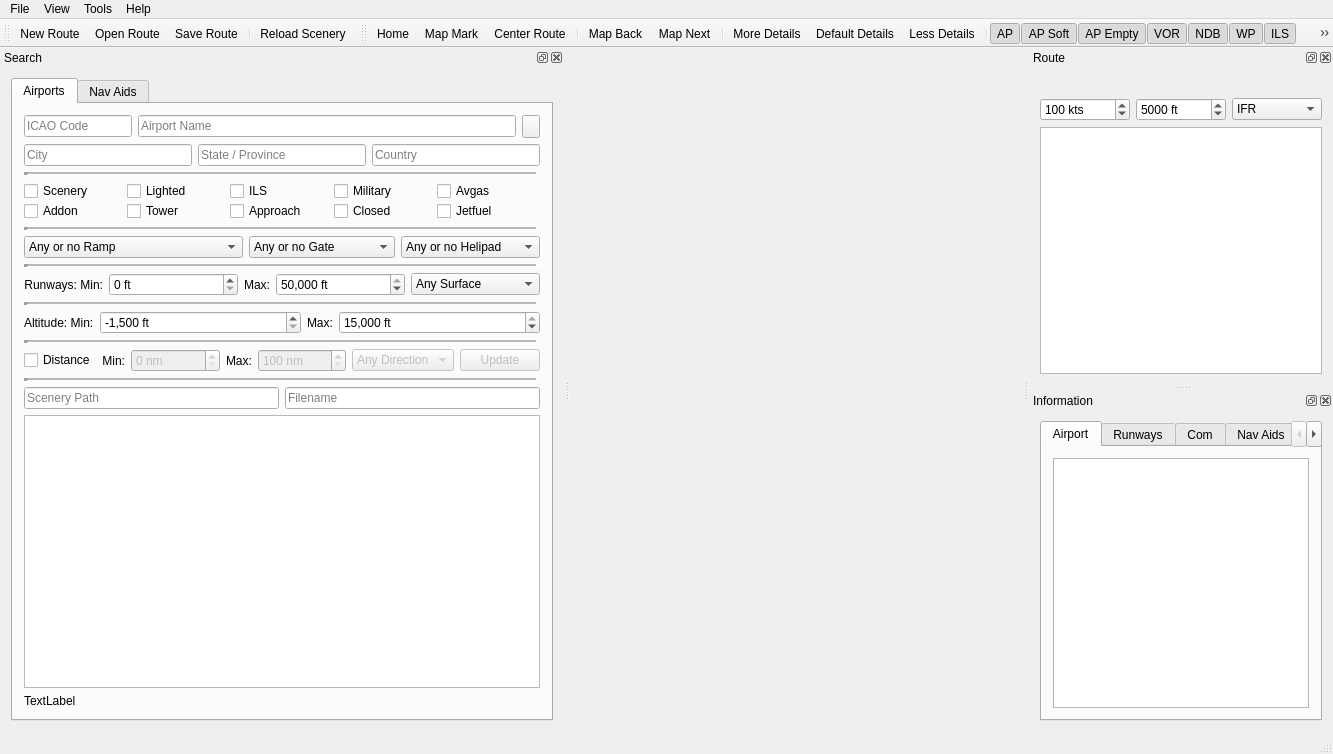
Old version of the form src/gui/mainwindow.ui in the repository albar965/littlenavmap.
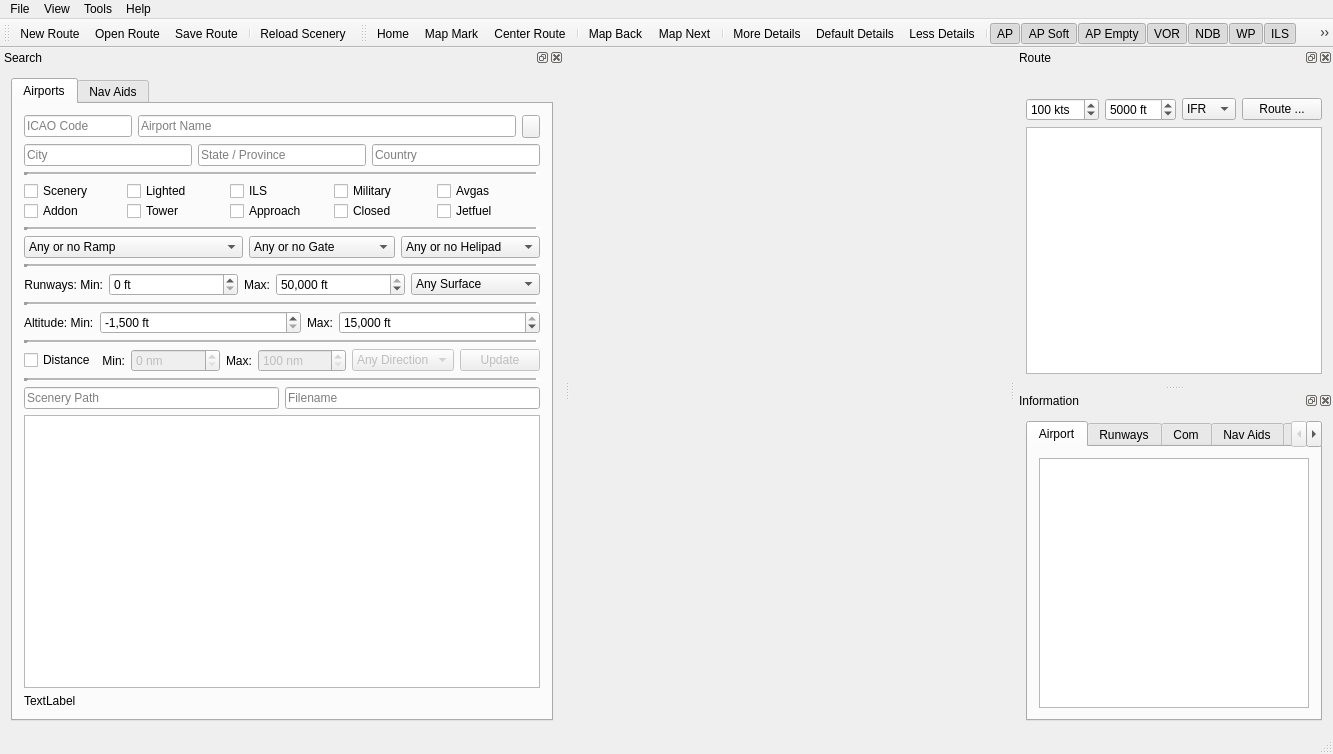
New version of the form. Icons and pictures are not drawn.

Commit message: Added actions for route modification and adapted context menus. Fixed error in distance search. Added maptypesfactory and removed duplicate code.

```diff
--- a/src/gui/mainwindow.ui
+++ b/src/gui/mainwindow.ui
@@ -1550,6 +1550,19 @@
          </item>
         </widget>
        </item>
+       <item>
+        <widget class="QPushButton" name="pushButton">
+         <property name="sizePolicy">
+          <sizepolicy hsizetype="Fixed" vsizetype="Fixed">
+           <horstretch>0</horstretch>
+           <verstretch>0</verstretch>
+          </sizepolicy>
+         </property>
+         <property name="text">
+          <string>Route ...</string>
+         </property>
+        </widget>
+       </item>
       </layout>
      </item>
      <item>
```
Left out of the diff: 76 changed lines with no effect on the pictures. The commit also changes 27 other files.
